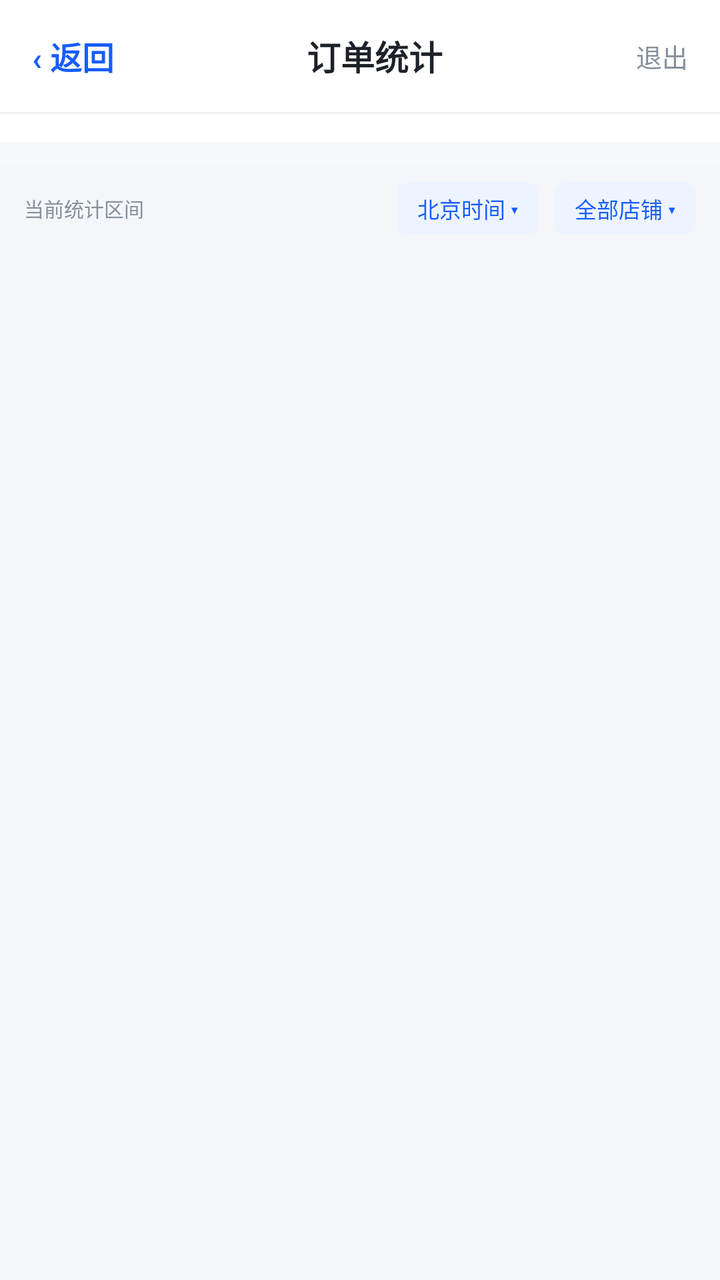
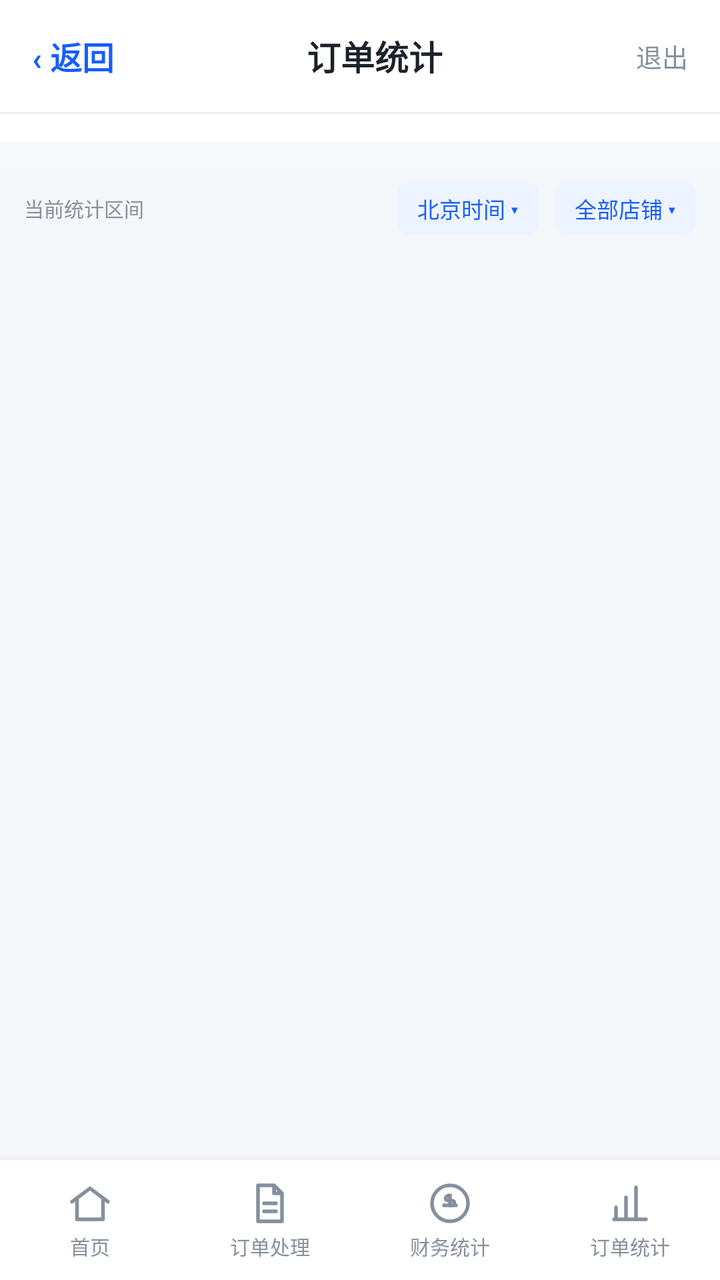

Screens rendered from an Android XML layout before and after an edit, with the pre-edit source and the edit as a unified diff.
<!-- AndroidManifest.xml: application theme AppTheme -->
<!-- res/layout/activity_order_stats.xml -->
<?xml version="1.0" encoding="utf-8"?>
<LinearLayout xmlns:android="http://schemas.android.com/apk/res/android"
    android:layout_width="match_parent"
    android:layout_height="match_parent"
    android:fitsSystemWindows="true"
    android:orientation="vertical"
    android:background="@color/page_bg">

    
    <LinearLayout
        android:layout_width="match_parent"
        android:layout_height="56dp"
        android:orientation="horizontal"
        android:gravity="center_vertical"
        android:background="#ffffff"
        android:paddingHorizontal="8dp">

        <TextView
            android:id="@+id/statsBackBtn"
            android:layout_width="wrap_content"
            android:layout_height="wrap_content"
            android:text="‹ 返回"
            android:textColor="@color/primary"
            android:textSize="16sp"
            android:textStyle="bold"
            android:paddingHorizontal="8dp"
            android:paddingVertical="12dp" />

        <TextView
            android:layout_width="0dp"
            android:layout_height="wrap_content"
            android:layout_weight="1"
            android:text="订单统计"
            android:textColor="@color/text_primary"
            android:textSize="17sp"
            android:textStyle="bold"
            android:gravity="center" />

        <TextView
            android:id="@+id/statsLogoutBtn"
            android:layout_width="wrap_content"
            android:layout_height="wrap_content"
            android:text="退出"
            android:textColor="@color/text_muted"
            android:textSize="13sp"
            android:paddingHorizontal="8dp"
            android:paddingVertical="12dp" />
    </LinearLayout>

    
    <View
        android:layout_width="match_parent"
        android:layout_height="1dp"
        android:background="@color/divider" />

    
    <HorizontalScrollView
        android:layout_width="match_parent"
        android:layout_height="wrap_content"
        android:scrollbars="none"
        android:background="#ffffff"
        android:paddingTop="6dp"
        android:paddingBottom="8dp">

        <LinearLayout
            android:id="@+id/statsPresetContainer"
            android:layout_width="wrap_content"
            android:layout_height="wrap_content"
            android:orientation="horizontal"
            android:paddingHorizontal="12dp" />
    </HorizontalScrollView>

    
    <HorizontalScrollView
        android:layout_width="match_parent"
        android:layout_height="wrap_content"
        android:scrollbars="none"
        android:background="#f7f8fa"
        android:paddingVertical="6dp">

        <LinearLayout
            android:id="@+id/statsMonthContainer"
            android:layout_width="wrap_content"
            android:layout_height="wrap_content"
            android:orientation="horizontal"
            android:paddingHorizontal="12dp" />
    </HorizontalScrollView>

    
    <LinearLayout
        android:layout_width="match_parent"
        android:layout_height="wrap_content"
        android:orientation="horizontal"
        android:gravity="center_vertical"
        android:paddingHorizontal="12dp"
        android:paddingTop="8dp"
        android:paddingBottom="2dp">

        <TextView
            android:id="@+id/statsRangeHint"
            android:layout_width="0dp"
            android:layout_height="wrap_content"
            android:layout_weight="1"
            android:text="当前统计区间"
            android:textSize="10sp"
            android:textColor="@color/text_muted"
            android:maxLines="2" />

        <TextView
            android:id="@+id/statsTzBtn"
            android:layout_width="wrap_content"
            android:layout_height="wrap_content"
            android:text="北京时间 ▾"
            android:textSize="11sp"
            android:textColor="@color/primary"
            android:background="@drawable/bg_tag_blue"
            android:paddingHorizontal="10dp"
            android:paddingVertical="5dp" />

        <TextView
            android:id="@+id/statsStoreBtn"
            android:layout_width="wrap_content"
            android:layout_height="wrap_content"
            android:text="全部店铺 ▾"
            android:textSize="11sp"
            android:textColor="@color/primary"
            android:background="@drawable/bg_tag_blue"
            android:paddingHorizontal="10dp"
            android:paddingVertical="5dp"
            android:layout_marginStart="8dp" />
    </LinearLayout>

    
    <LinearLayout
        android:id="@+id/statsTotalContainer"
        android:layout_width="match_parent"
        android:layout_height="wrap_content"
        android:orientation="vertical"
        android:paddingHorizontal="12dp"
        android:paddingTop="8dp"
        android:clipChildren="false"
        android:clipToPadding="false" />

    <ProgressBar
        android:id="@+id/statsProgress"
        android:layout_width="wrap_content"
        android:layout_height="wrap_content"
        android:layout_gravity="center_horizontal"
        android:layout_marginTop="8dp"
        android:visibility="gone" />

    
    <androidx.recyclerview.widget.RecyclerView
        android:id="@+id/statsRecyclerView"
        android:layout_width="match_parent"
        android:layout_height="0dp"
        android:layout_weight="1"
        android:clipToPadding="false"
        android:padding="12dp" />

</LinearLayout>
<!-- resources referenced by this layout -->
<resources>
  <color name="divider">#eef0f3</color>
  <color name="page_bg">#f4f6f9</color>
  <color name="primary">#165dff</color>
  <color name="text_muted">#86909c</color>
  <color name="text_primary">#1d2129</color>
  <!-- drawable bg_tag_blue (drawable) -->
  <?xml version="1.0" encoding="utf-8"?>
  <shape xmlns:android="http://schemas.android.com/apk/res/android"
      android:shape="rectangle">
      <solid android:color="@color/primary_bg" />
      <corners android:radius="@dimen/radius_sm" />
  </shape>
  <style name="AppTheme" parent="android:Theme.Material.Light.NoActionBar">
          <item name="android:statusBarColor">#165dff</item>
          <item name="android:navigationBarColor">#ffffff</item>
          <item name="android:windowBackground">#f2f3f5</item>
      </style>
  <color name="primary_bg">#eef4ff</color>
  <dimen name="radius_sm">6dp</dimen>
</resources>

<!-- the commit's change to res/layout/activity_order_stats.xml (unified diff, before → after) -->
@@ -158,4 +158,123 @@
         android:clipToPadding="false"
         android:padding="12dp" />
 
+    
+    <include layout="@layout/bottom_nav" />
+
 </LinearLayout>
+<!-- res/layout/bottom_nav.xml (included above) -->
+<?xml version="1.0" encoding="utf-8"?>
+<LinearLayout xmlns:android="http://schemas.android.com/apk/res/android"
+    android:id="@+id/bottomNav"
+    android:layout_width="match_parent"
+    android:layout_height="60dp"
+    android:orientation="horizontal"
+    android:background="@color/card_bg"
+    android:elevation="8dp"
+    android:gravity="center">
+
+    
+    <LinearLayout
+        android:id="@+id/navHome"
+        android:layout_width="0dp"
+        android:layout_height="match_parent"
+        android:layout_weight="1"
+        android:orientation="vertical"
+        android:gravity="center"
+        android:background="@android:color/transparent">
+
+        <ImageView
+            android:id="@+id/navHomeIcon"
+            android:layout_width="24dp"
+            android:layout_height="24dp"
+            android:src="@drawable/ic_nav_home" />
+
+        <TextView
+            android:id="@+id/navHomeText"
+            android:layout_width="wrap_content"
+            android:layout_height="wrap_content"
+            android:text="首页"
+            android:textSize="10sp"
+            android:textColor="#86909c"
+            android:layout_marginTop="2dp" />
+    </LinearLayout>
+
+    
+    <LinearLayout
+        android:id="@+id/navOrder"
+        android:layout_width="0dp"
+        android:layout_height="match_parent"
+        android:layout_weight="1"
+        android:orientation="vertical"
+        android:gravity="center"
+        android:background="@android:color/transparent">
+
+        <ImageView
+            android:id="@+id/navOrderIcon"
+            android:layout_width="24dp"
+            android:layout_height="24dp"
+            android:src="@drawable/ic_nav_order" />
+
+        <TextView
+            android:id="@+id/navOrderText"
+            android:layout_width="wrap_content"
+            android:layout_height="wrap_content"
+            android:text="订单处理"
+            android:textSize="10sp"
+            android:textColor="#86909c"
+            android:layout_marginTop="2dp" />
+    </LinearLayout>
+
+    
+    <LinearLayout
+        android:id="@+id/navFinance"
+        android:layout_width="0dp"
+        android:layout_height="match_parent"
+        android:layout_weight="1"
+        android:orientation="vertical"
+        android:gravity="center"
+        android:background="@android:color/transparent">
+
+        <ImageView
+            android:id="@+id/navFinanceIcon"
+            android:layout_width="24dp"
+            android:layout_height="24dp"
+            android:src="@drawable/ic_nav_finance" />
+
+        <TextView
+            android:id="@+id/navFinanceText"
+            android:layout_width="wrap_content"
+            android:layout_height="wrap_content"
+            android:text="财务统计"
+            android:textSize="10sp"
+            android:textColor="#86909c"
+            android:layout_marginTop="2dp" />
+    </LinearLayout>
+
+    
+    <LinearLayout
+        android:id="@+id/navStats"
+        android:layout_width="0dp"
+        android:layout_height="match_parent"
+        android:layout_weight="1"
+        android:orientation="vertical"
+        android:gravity="center"
+        android:background="@android:color/transparent">
+
+        <ImageView
+            android:id="@+id/navStatsIcon"
+            android:layout_width="24dp"
+            android:layout_height="24dp"
+            android:src="@drawable/ic_nav_stats" />
+
+        <TextView
+            android:id="@+id/navStatsText"
+            android:layout_width="wrap_content"
+            android:layout_height="wrap_content"
+            android:text="订单统计"
+            android:textSize="10sp"
+            android:textColor="#86909c"
+            android:layout_marginTop="2dp" />
+    </LinearLayout>
+
+</LinearLayout>
<!-- resource entries referenced after the edit -->
@@ -1,5 +1,6 @@
 <!-- resources referenced by this layout -->
 <resources>
+  <color name="card_bg">#ffffff</color>
   <color name="divider">#eef0f3</color>
   <color name="page_bg">#f4f6f9</color>
   <color name="primary">#165dff</color>
@@ -12,6 +13,62 @@
       <solid android:color="@color/primary_bg" />
       <corners android:radius="@dimen/radius_sm" />
   </shape>
+  <!-- drawable ic_nav_finance (drawable) -->
+  <vector xmlns:android="http://schemas.android.com/apk/res/android"
+      android:width="24dp"
+      android:height="24dp"
+      android:viewportWidth="24"
+      android:viewportHeight="24">
+      <path
+          android:fillColor="@android:color/transparent"
+          android:strokeColor="#86909c"
+          android:strokeWidth="1.8"
+          android:strokeLineJoin="round"
+          android:strokeLineCap="round"
+          android:pathData="M12 21a9 9 0 1 0 0-18 9 9 0 0 0 0 18zM9 13h6M12 13V8m0 0c-1.6 0-2.2.9-2.2 1.6 0 .8 1.1 1 2.2 1s2.2.2 2.2 1-.6 1.6-2.2 1.6" />
+  </vector>
+  <!-- drawable ic_nav_home (drawable) -->
+  <vector xmlns:android="http://schemas.android.com/apk/res/android"
+      android:width="24dp"
+      android:height="24dp"
+      android:viewportWidth="24"
+      android:viewportHeight="24">
+      <path
+          android:fillColor="@android:color/transparent"
+          android:strokeColor="#86909c"
+          android:strokeWidth="1.8"
+          android:strokeLineJoin="round"
+          android:strokeLineCap="round"
+          android:pathData="M3 11.2L12 4.5l9 6.7M5.5 9.8V20h13V9.8" />
+  </vector>
+  <!-- drawable ic_nav_order (drawable) -->
+  <vector xmlns:android="http://schemas.android.com/apk/res/android"
+      android:width="24dp"
+      android:height="24dp"
+      android:viewportWidth="24"
+      android:viewportHeight="24">
+      <path
+          android:fillColor="@android:color/transparent"
+          android:strokeColor="#86909c"
+          android:strokeWidth="1.8"
+          android:strokeLineJoin="round"
+          android:strokeLineCap="round"
+          android:pathData="M6 3h8l4 4v14H6zM14 3v4h4M9 12h6M9 16h6" />
+  </vector>
+  <!-- drawable ic_nav_stats (drawable) -->
+  <vector xmlns:android="http://schemas.android.com/apk/res/android"
+      android:width="24dp"
+      android:height="24dp"
+      android:viewportWidth="24"
+      android:viewportHeight="24">
+      <path
+          android:fillColor="@android:color/transparent"
+          android:strokeColor="#86909c"
+          android:strokeWidth="1.8"
+          android:strokeLineJoin="round"
+          android:strokeLineCap="round"
+          android:pathData="M5 20v-6M10 20V9M15 20V4M4 20h16" />
+  </vector>
   <style name="AppTheme" parent="android:Theme.Material.Light.NoActionBar">
           <item name="android:statusBarColor">#165dff</item>
           <item name="android:navigationBarColor">#ffffff</item>
